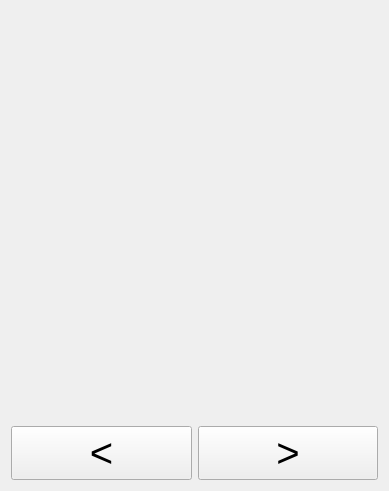
The window that ElectronicJournal/mainwindow.ui (MariyaMari/myJournal) describes before a commit, drawn with Qt 5.
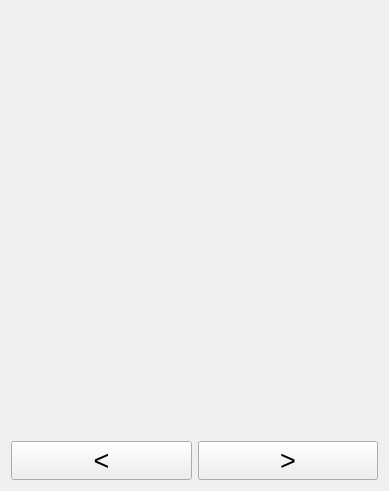
The same window after the commit.

The edit to the form file:
```diff
--- a/ElectronicJournal/mainwindow.ui
+++ b/ElectronicJournal/mainwindow.ui
@@ -32,7 +32,7 @@
     <widget class="QPushButton" name="backButton">
      <property name="font">
       <font>
-       <pointsize>30</pointsize>
+       <pointsize>20</pointsize>
       </font>
      </property>
      <property name="text">
@@ -44,7 +44,7 @@
     <widget class="QPushButton" name="nextButton">
      <property name="font">
       <font>
-       <pointsize>30</pointsize>
+       <pointsize>20</pointsize>
       </font>
      </property>
      <property name="text">
```
